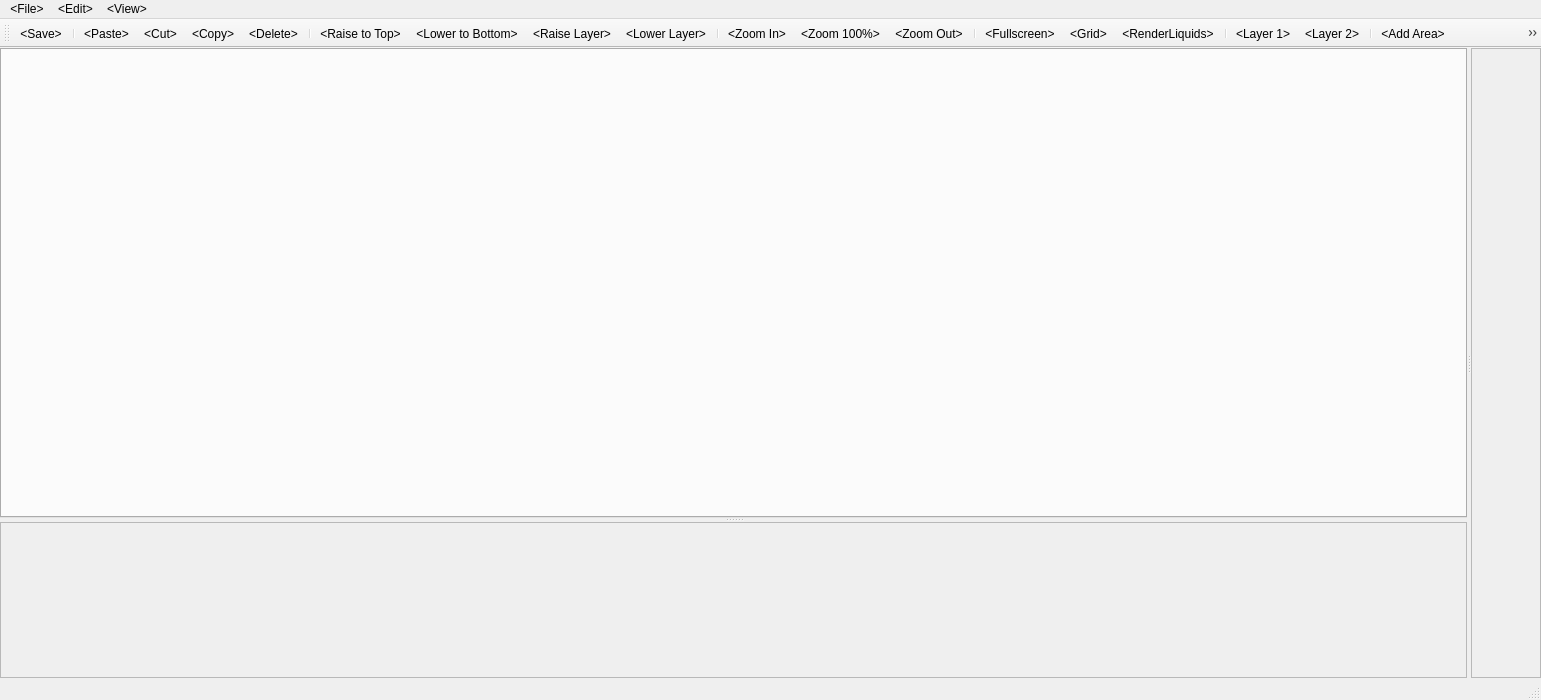
This is leveleditorwindow.ui in ExplosBlue/CoinKiller as Qt 5 draws it before an edit. The edited form follows.
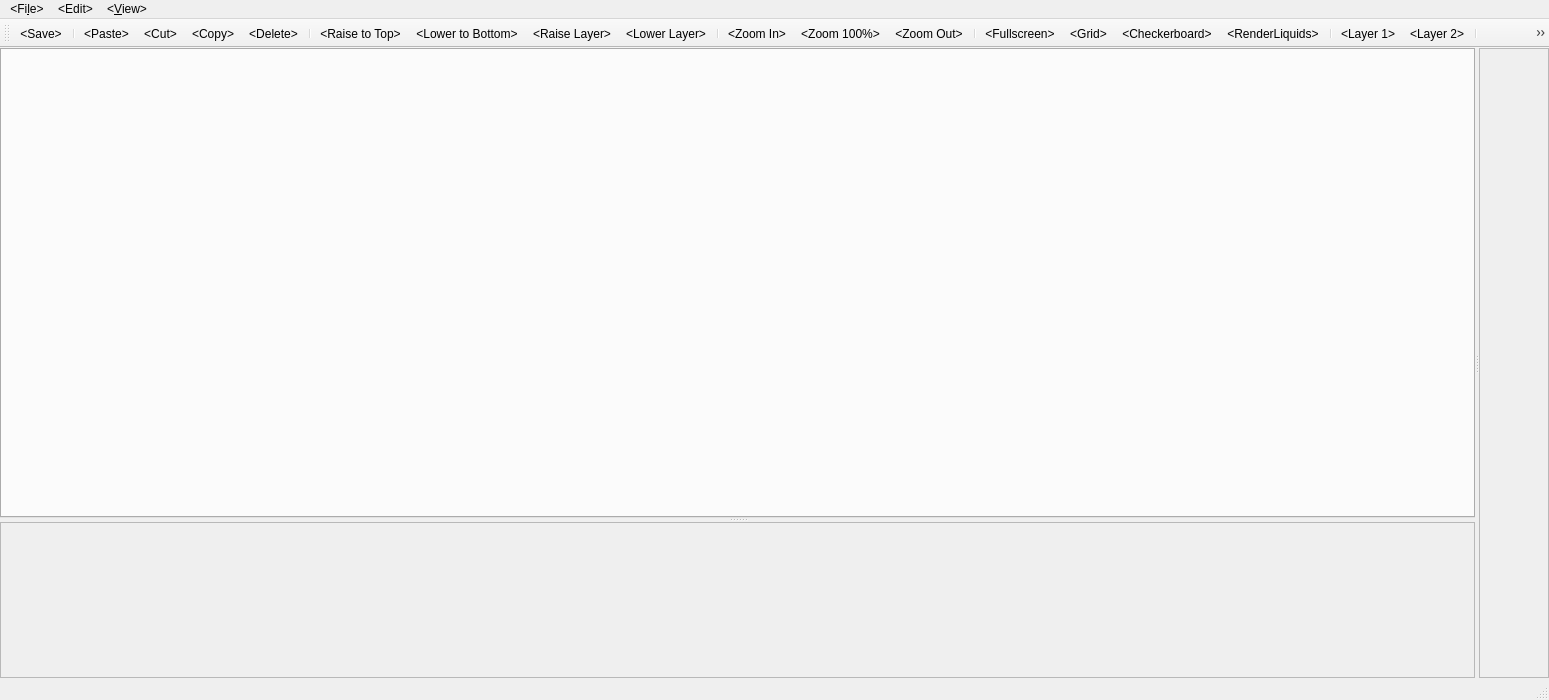
This is the edited form.

Commit message:
Added checkerboard grid
Added a checkerboard grid and updated some sprite images.

Diff of the .ui file:
```diff
--- a/leveleditorwindow.ui
+++ b/leveleditorwindow.ui
@@ -6,7 +6,7 @@
    <rect>
     <x>0</x>
     <y>0</y>
-    <width>1541</width>
+    <width>1549</width>
     <height>700</height>
    </rect>
   </property>
@@ -62,8 +62,8 @@
              <rect>
               <x>0</x>
               <y>0</y>
-              <width>1445</width>
-              <height>86</height>
+              <width>1448</width>
+              <height>156</height>
              </rect>
             </property>
            </widget>
@@ -81,8 +81,8 @@
          <rect>
           <x>0</x>
           <y>0</y>
-          <width>69</width>
-          <height>634</height>
+          <width>80</width>
+          <height>597</height>
          </rect>
         </property>
        </widget>
@@ -96,19 +96,19 @@
     <rect>
      <x>0</x>
      <y>0</y>
-     <width>1541</width>
-     <height>21</height>
+     <width>1549</width>
+     <height>34</height>
     </rect>
    </property>
    <widget class="QMenu" name="menuFile">
     <property name="title">
-     <string>&lt;File&gt;</string>
+     <string>&lt;Fi&amp;le&gt;</string>
     </property>
     <addaction name="actionSave"/>
    </widget>
    <widget class="QMenu" name="menuView">
     <property name="title">
-     <string>&lt;View&gt;</string>
+     <string>&lt;&amp;View&gt;</string>
     </property>
     <addaction name="actionToggleLayer1"/>
     <addaction name="actionToggleLayer2"/>
@@ -174,6 +174,7 @@
    <addaction name="separator"/>
    <addaction name="actionFullscreen"/>
    <addaction name="actionGrid"/>
+   <addaction name="actionCheckerboard"/>
    <addaction name="actionRenderLiquids"/>
    <addaction name="separator"/>
    <addaction name="actionToggleLayer1"/>
@@ -188,7 +189,7 @@
     <bool>true</bool>
    </property>
    <property name="text">
-    <string>&lt;Layer 1&gt;</string>
+    <string>&lt;&amp;Layer 1&gt;</string>
    </property>
    <property name="toolTip">
     <string>&lt;Layer 1&gt;</string>
@@ -199,7 +200,7 @@
     <bool>true</bool>
    </property>
    <property name="text">
-    <string>&lt;Layer 2&gt;</string>
+    <string>&lt;Layer &amp;2&gt;</string>
    </property>
    <property name="toolTip">
     <string>&lt;Layer 2&gt;</string>
@@ -207,7 +208,7 @@
   </action>
   <action name="actionZoom_In">
    <property name="text">
-    <string>&lt;Zoom In&gt;</string>
+    <string>&lt;&amp;Zoom In&gt;</string>
    </property>
    <property name="toolTip">
     <string>&lt;Zoom In&gt;</string>
@@ -218,7 +219,7 @@
   </action>
   <action name="actionZoom_Out">
    <property name="text">
-    <string>&lt;Zoom Out&gt;</string>
+    <string>&lt;Zoom &amp;Out&gt;</string>
    </property>
    <property name="toolTip">
     <string>&lt;Zoom Out&gt;</string>
@@ -229,7 +230,7 @@
   </action>
   <action name="actionZoom_100">
    <property name="text">
-    <string>&lt;Zoom 100%&gt;</string>
+    <string>&lt;Zoom &amp;100%&gt;</string>
    </property>
    <property name="toolTip">
     <string>&lt;Zoom 100%&gt;</string>
@@ -262,7 +263,7 @@
   </action>
   <action name="actionSave">
    <property name="text">
-    <string>&lt;Save&gt;</string>
+    <string>&lt;&amp;Save&gt;</string>
    </property>
    <property name="toolTip">
     <string>&lt;Save&gt;</string>
@@ -273,7 +274,7 @@
   </action>
   <action name="actionPaste">
    <property name="text">
-    <string>&lt;Paste&gt;</string>
+    <string>&lt;&amp;Paste&gt;</string>
    </property>
    <property name="toolTip">
     <string>&lt;Paste&gt;</string>
@@ -284,7 +285,7 @@
   </action>
   <action name="actionCut">
    <property name="text">
-    <string>&lt;Cut&gt;</string>
+    <string>&lt;&amp;Cut&gt;</string>
    </property>
    <property name="toolTip">
     <string>&lt;Cut&gt;</string>
@@ -295,7 +296,7 @@
   </action>
   <action name="actionCopy">
    <property name="text">
-    <string>&lt;Copy&gt;</string>
+    <string>&lt;C&amp;opy&gt;</string>
    </property>
    <property name="toolTip">
     <string>&lt;Copy&gt;</string>
@@ -306,7 +307,7 @@
   </action>
   <action name="actionDelete">
    <property name="text">
-    <string>&lt;Delete&gt;</string>
+    <string>&lt;&amp;Delete&gt;</string>
    </property>
    <property name="toolTip">
     <string>&lt;Delete&gt;</string>
@@ -320,7 +321,7 @@
     <bool>true</bool>
    </property>
    <property name="text">
-    <string>&lt;Fullscreen&gt;</string>
+    <string>&lt;&amp;Fullscreen&gt;</string>
    </property>
    <property name="toolTip">
     <string>&lt;Fullscreen&gt;</string>
@@ -334,7 +335,7 @@
     <bool>true</bool>
    </property>
    <property name="text">
-    <string>&lt;Grid&gt;</string>
+    <string>&lt;&amp;Grid&gt;</string>
    </property>
    <property name="toolTip">
     <string>&lt;Grid&gt;</string>
@@ -364,7 +365,7 @@
   </action>
   <action name="actionRaise">
    <property name="text">
-    <string>&lt;Raise to Top&gt;</string>
+    <string>&lt;&amp;Raise to Top&gt;</string>
    </property>
    <property name="toolTip">
     <string>&lt;Raise to Top&gt;</string>
@@ -372,7 +373,7 @@
   </action>
   <action name="actionLower">
    <property name="text">
-    <string>&lt;Lower to Bottom&gt;</string>
+    <string>&lt;&amp;Lower to Bottom&gt;</string>
    </property>
    <property name="toolTip">
     <string>&lt;Lower to Bottom&gt;</string>
@@ -380,7 +381,7 @@
   </action>
   <action name="actionRaiseLayer">
    <property name="text">
-    <string>&lt;Raise Layer&gt;</string>
+    <string>&lt;Ra&amp;ise Layer&gt;</string>
    </property>
    <property name="toolTip">
     <string>&lt;Raise Layer&gt;</string>
@@ -388,7 +389,7 @@
   </action>
   <action name="actionLowerLayer">
    <property name="text">
-    <string>&lt;Lower Layer&gt;</string>
+    <string>&lt;Lo&amp;wer Layer&gt;</string>
    </property>
    <property name="toolTip">
     <string>&lt;Lower Layer&gt;</string>
@@ -419,6 +420,17 @@
     <string>Ctrl+A</string>
    </property>
   </action>
+  <action name="actionCheckerboard">
+   <property name="checkable">
+    <bool>true</bool>
+   </property>
+   <property name="text">
+    <string>&lt;&amp;Checkerboard&gt;</string>
+   </property>
+   <property name="toolTip">
+    <string>&lt;Checkerboard&gt;</string>
+   </property>
+  </action>
  </widget>
  <resources/>
  <connections/>
```
Left out of the diff: 6 changed lines with no effect on the pictures. The commit also changes 17 other files.
